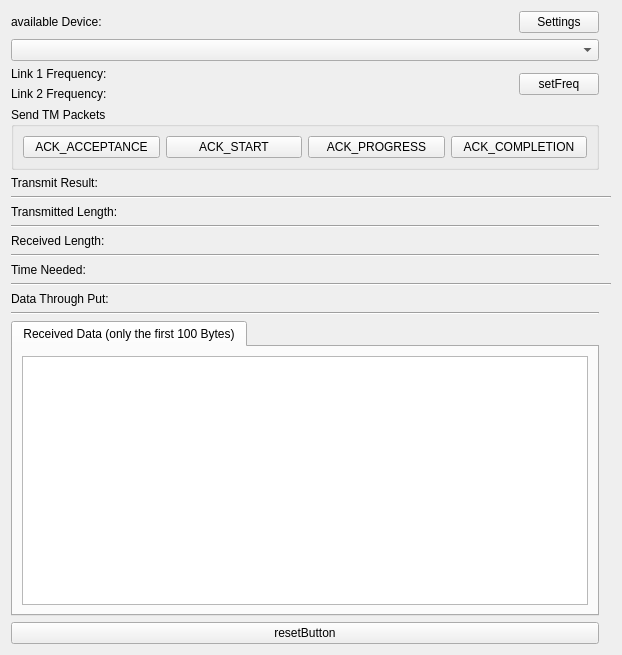
Before: the Qt Designer form gspy-package/src/gspy_egse/gui/ui/service1.ui in AnshKapoor/upgraded-fishstick, drawn with Qt 5.
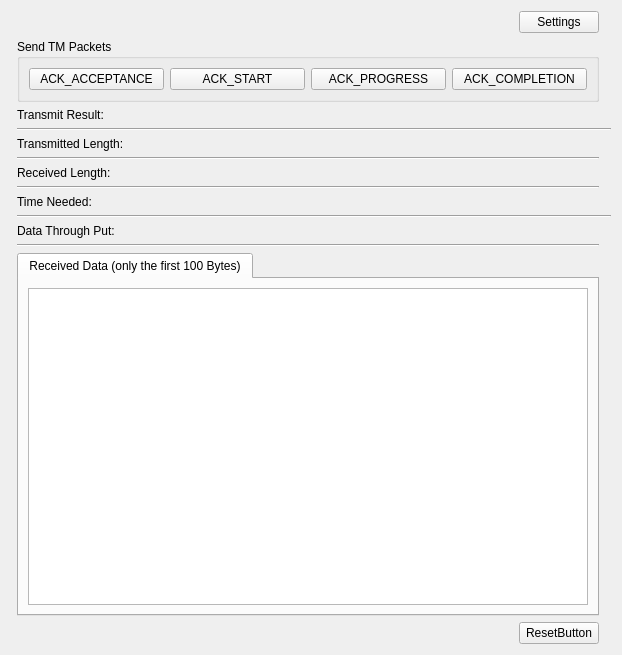
After: the same form once the commit is applied.

Commit message: Add description of the simulator, solve bugs for ui，plugins

Patch:
```diff
--- a/gspy-package/src/gspy_egse/gui/ui/service1.ui
+++ b/gspy-package/src/gspy_egse/gui/ui/service1.ui
@@ -14,29 +14,43 @@
    <string>Form</string>
   </property>
   <layout class="QGridLayout" name="gridLayout">
-   <item row="13" column="1" colspan="2">
-    <widget class="QLabel" name="TransmitResultLabel">
-     <property name="enabled">
-      <bool>true</bool>
-     </property>
-     <property name="sizePolicy">
-      <sizepolicy hsizetype="Preferred" vsizetype="Fixed">
-       <horstretch>0</horstretch>
-       <verstretch>0</verstretch>
-      </sizepolicy>
-     </property>
-     <property name="maximumSize">
-      <size>
-       <width>16777215</width>
-       <height>16777215</height>
-      </size>
-     </property>
-     <property name="text">
-      <string>Transmit Result:</string>
-     </property>
-    </widget>
-   </item>
    <item row="19" column="1" colspan="2">
+    <widget class="QLabel" name="DataThroughPutlabel">
+     <property name="sizePolicy">
+      <sizepolicy hsizetype="Preferred" vsizetype="Fixed">
+       <horstretch>0</horstretch>
+       <verstretch>0</verstretch>
+      </sizepolicy>
+     </property>
+     <property name="text">
+      <string>Data Through Put:</string>
+     </property>
+    </widget>
+   </item>
+   <item row="5" column="1">
+    <layout class="QVBoxLayout" name="verticalLayout">
+     <item alignment="Qt::AlignRight">
+      <widget class="QPushButton" name="settingsButton">
+       <property name="sizePolicy">
+        <sizepolicy hsizetype="Minimum" vsizetype="Fixed">
+         <horstretch>0</horstretch>
+         <verstretch>0</verstretch>
+        </sizepolicy>
+       </property>
+       <property name="text">
+        <string>Settings</string>
+       </property>
+       <property name="iconSize">
+        <size>
+         <width>16</width>
+         <height>16</height>
+        </size>
+       </property>
+      </widget>
+     </item>
+    </layout>
+   </item>
+   <item row="17" column="1" colspan="2">
     <widget class="QLabel" name="TimeNeededLabel">
      <property name="sizePolicy">
       <sizepolicy hsizetype="Preferred" vsizetype="Fixed">
@@ -49,10 +63,45 @@
      </property>
     </widget>
    </item>
-   <item row="6" column="1">
-    <widget class="QComboBox" name="comboBox"/>
+   <item row="14" column="1">
+    <widget class="Line" name="line_3">
+     <property name="orientation">
+      <enum>Qt::Horizontal</enum>
+     </property>
+    </widget>
    </item>
-   <item row="11" column="1">
+   <item row="21" column="1">
+    <widget class="QTabWidget" name="tabWidget_2">
+     <property name="currentIndex">
+      <number>0</number>
+     </property>
+     <widget class="QWidget" name="receivedData">
+      <attribute name="title">
+       <string>Received Data (only the first 100 Bytes)</string>
+      </attribute>
+      <layout class="QVBoxLayout" name="verticalLayout_3">
+       <item>
+        <widget class="QPlainTextEdit" name="plainTextEdit"/>
+       </item>
+      </layout>
+     </widget>
+    </widget>
+   </item>
+   <item row="18" column="1" colspan="3">
+    <widget class="Line" name="line_2">
+     <property name="orientation">
+      <enum>Qt::Horizontal</enum>
+     </property>
+    </widget>
+   </item>
+   <item row="20" column="1">
+    <widget class="Line" name="line">
+     <property name="orientation">
+      <enum>Qt::Horizontal</enum>
+     </property>
+    </widget>
+   </item>
+   <item row="9" column="1">
     <widget class="QGroupBox" name="groupBox">
      <property name="maximumSize">
       <size>
@@ -95,189 +144,60 @@
      </layout>
     </widget>
    </item>
-   <item row="23" column="1">
-    <widget class="QTabWidget" name="tabWidget_2">
-     <property name="currentIndex">
-      <number>0</number>
+   <item row="12" column="1" colspan="3">
+    <widget class="Line" name="line_5">
+     <property name="orientation">
+      <enum>Qt::Horizontal</enum>
      </property>
-     <widget class="QWidget" name="receivedData">
-      <attribute name="title">
-       <string>Received Data (only the first 100 Bytes)</string>
-      </attribute>
-      <layout class="QVBoxLayout" name="verticalLayout_3">
-       <item>
-        <widget class="QPlainTextEdit" name="plainTextEdit"/>
-       </item>
-      </layout>
-     </widget>
     </widget>
    </item>
-   <item row="17" column="1">
+   <item row="15" column="1">
     <widget class="QLabel" name="receivedLengthLabel">
      <property name="text">
       <string>Received Length:</string>
      </property>
     </widget>
    </item>
-   <item row="20" column="1" colspan="3">
-    <widget class="Line" name="line_2">
-     <property name="orientation">
-      <enum>Qt::Horizontal</enum>
+   <item row="11" column="1" colspan="2">
+    <widget class="QLabel" name="TransmitResultLabel">
+     <property name="enabled">
+      <bool>true</bool>
      </property>
-    </widget>
-   </item>
-   <item row="21" column="1" colspan="2">
-    <widget class="QLabel" name="DataThroughPutlabel">
      <property name="sizePolicy">
       <sizepolicy hsizetype="Preferred" vsizetype="Fixed">
        <horstretch>0</horstretch>
        <verstretch>0</verstretch>
       </sizepolicy>
      </property>
+     <property name="maximumSize">
+      <size>
+       <width>16777215</width>
+       <height>16777215</height>
+      </size>
+     </property>
      <property name="text">
-      <string>Data Through Put:</string>
+      <string>Transmit Result:</string>
      </property>
     </widget>
    </item>
    <item row="16" column="1">
-    <widget class="Line" name="line_3">
+    <widget class="Line" name="line_4">
      <property name="orientation">
       <enum>Qt::Horizontal</enum>
      </property>
     </widget>
    </item>
-   <item row="24" column="1">
-    <widget class="QPushButton" name="resetButton">
-     <property name="text">
-      <string>resetButton</string>
-     </property>
-    </widget>
-   </item>
-   <item row="5" column="1">
-    <layout class="QHBoxLayout" name="horizontalLayout_3">
-     <item>
-      <widget class="QLabel" name="DeviceLabel">
-       <property name="text">
-        <string>available Device:</string>
-       </property>
-      </widget>
-     </item>
-     <item>
-      <spacer name="horizontalSpacer">
-       <property name="orientation">
-        <enum>Qt::Horizontal</enum>
-       </property>
-       <property name="sizeHint" stdset="0">
-        <size>
-         <width>40</width>
-         <height>20</height>
-        </size>
-       </property>
-      </spacer>
-     </item>
-     <item>
-      <widget class="QPushButton" name="settingsButton">
-       <property name="sizePolicy">
-        <sizepolicy hsizetype="Minimum" vsizetype="Fixed">
-         <horstretch>0</horstretch>
-         <verstretch>0</verstretch>
-        </sizepolicy>
-       </property>
-       <property name="text">
-        <string>Settings</string>
-       </property>
-       <property name="iconSize">
-        <size>
-         <width>16</width>
-         <height>16</height>
-        </size>
-       </property>
-      </widget>
-     </item>
-    </layout>
-   </item>
-   <item row="7" column="1">
-    <layout class="QHBoxLayout" name="horizontalLayout_4">
-     <item>
-      <layout class="QVBoxLayout" name="verticalLayout_2">
-       <item>
-        <widget class="QLabel" name="link_1_freq">
-         <property name="sizePolicy">
-          <sizepolicy hsizetype="Expanding" vsizetype="Preferred">
-           <horstretch>0</horstretch>
-           <verstretch>0</verstretch>
-          </sizepolicy>
-         </property>
-         <property name="text">
-          <string>Link 1 Frequency:</string>
-         </property>
-        </widget>
-       </item>
-       <item>
-        <widget class="QLabel" name="link_2_freq">
-         <property name="sizePolicy">
-          <sizepolicy hsizetype="Expanding" vsizetype="Preferred">
-           <horstretch>0</horstretch>
-           <verstretch>0</verstretch>
-          </sizepolicy>
-         </property>
-         <property name="text">
-          <string>Link 2 Frequency:</string>
-         </property>
-        </widget>
-       </item>
-      </layout>
-     </item>
-     <item>
-      <spacer name="horizontalSpacer_2">
-       <property name="orientation">
-        <enum>Qt::Horizontal</enum>
-       </property>
-       <property name="sizeType">
-        <enum>QSizePolicy::Expanding</enum>
-       </property>
-       <property name="sizeHint" stdset="0">
-        <size>
-         <width>40</width>
-         <height>20</height>
-        </size>
-       </property>
-      </spacer>
-     </item>
-     <item>
-      <widget class="QPushButton" name="FreqSet">
-       <property name="text">
-        <string>setFreq</string>
-       </property>
-      </widget>
-     </item>
-    </layout>
-   </item>
-   <item row="15" column="1">
+   <item row="13" column="1">
     <widget class="QLabel" name="transmittedLengthLabel">
      <property name="text">
       <string>Transmitted Length:</string>
      </property>
     </widget>
    </item>
-   <item row="18" column="1">
-    <widget class="Line" name="line_4">
-     <property name="orientation">
-      <enum>Qt::Horizontal</enum>
-     </property>
-    </widget>
-   </item>
-   <item row="22" column="1">
-    <widget class="Line" name="line">
-     <property name="orientation">
-      <enum>Qt::Horizontal</enum>
-     </property>
-    </widget>
-   </item>
-   <item row="14" column="1" colspan="3">
-    <widget class="Line" name="line_5">
-     <property name="orientation">
-      <enum>Qt::Horizontal</enum>
+   <item row="22" column="0" colspan="2" alignment="Qt::AlignRight">
+    <widget class="QPushButton" name="resetButton">
+     <property name="text">
+      <string>ResetButton</string>
      </property>
     </widget>
    </item>
```
The commit also changes 3 other files.
